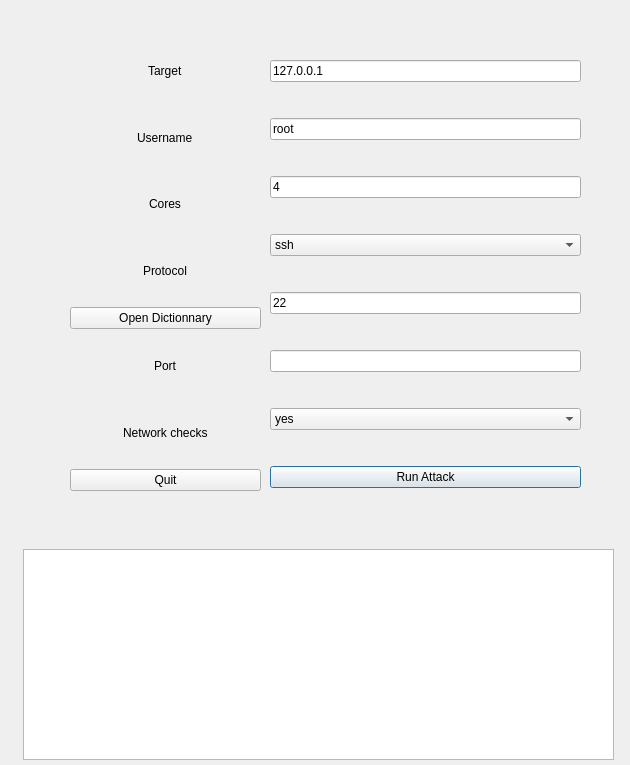
First picture: the form in gui/main.ui, repository simonbonnefoy/brute-forcer, before the edit.
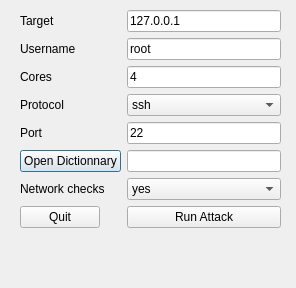
Second picture: the form after the edit.

Diff of the .ui file:
```diff
--- a/gui/main.ui
+++ b/gui/main.ui
@@ -6,8 +6,8 @@
    <rect>
     <x>0</x>
     <y>0</y>
-    <width>630</width>
-    <height>765</height>
+    <width>296</width>
+    <height>288</height>
    </rect>
   </property>
   <property name="windowTitle">
@@ -16,35 +16,63 @@
   <widget class="QWidget" name="verticalLayoutWidget">
    <property name="geometry">
     <rect>
-     <x>270</x>
-     <y>30</y>
-     <width>311</width>
-     <height>491</height>
+     <x>20</x>
+     <y>10</y>
+     <width>261</width>
+     <height>261</height>
     </rect>
    </property>
-   <layout class="QVBoxLayout" name="verticalLayout">
-    <item>
+   <layout class="QFormLayout" name="formLayout">
+    <item row="0" column="1">
      <widget class="QLineEdit" name="target">
       <property name="text">
        <string>127.0.0.1</string>
       </property>
      </widget>
     </item>
-    <item>
+    <item row="0" column="0">
+     <widget class="QLabel" name="label_10">
+      <property name="text">
+       <string>Target</string>
+      </property>
+     </widget>
+    </item>
+    <item row="1" column="0">
+     <widget class="QLabel" name="label_11">
+      <property name="text">
+       <string>Username</string>
+      </property>
+     </widget>
+    </item>
+    <item row="1" column="1">
      <widget class="QLineEdit" name="user">
       <property name="text">
        <string>root</string>
       </property>
      </widget>
     </item>
-    <item>
+    <item row="2" column="0">
+     <widget class="QLabel" name="label_6">
+      <property name="text">
+       <string>Cores</string>
+      </property>
+     </widget>
+    </item>
+    <item row="2" column="1">
      <widget class="QLineEdit" name="cores">
       <property name="text">
        <string>4</string>
       </property>
      </widget>
     </item>
-    <item>
+    <item row="3" column="0">
+     <widget class="QLabel" name="label_12">
+      <property name="text">
+       <string>Protocol</string>
+      </property>
+     </widget>
+    </item>
+    <item row="3" column="1">
      <widget class="QComboBox" name="protocol">
       <item>
        <property name="text">
@@ -58,17 +86,38 @@
       </item>
      </widget>
     </item>
-    <item>
+    <item row="4" column="0">
+     <widget class="QLabel" name="label_13">
+      <property name="text">
+       <string>Port</string>
+      </property>
+     </widget>
+    </item>
+    <item row="5" column="0">
+     <widget class="QPushButton" name="open_dictionnary">
+      <property name="text">
+       <string>Open Dictionnary</string>
+      </property>
+     </widget>
+    </item>
+    <item row="5" column="1">
+     <widget class="QLineEdit" name="password_file"/>
+    </item>
+    <item row="4" column="1">
      <widget class="QLineEdit" name="port">
       <property name="text">
        <string>22</string>
       </property>
      </widget>
     </item>
-    <item>
-     <widget class="QLineEdit" name="password_file"/>
+    <item row="6" column="0">
+     <widget class="QLabel" name="label_14">
+      <property name="text">
+       <string>Network checks</string>
+      </property>
+     </widget>
     </item>
-    <item>
+    <item row="6" column="1">
      <widget class="QComboBox" name="network_check">
       <item>
        <property name="text">
@@ -82,93 +131,22 @@
       </item>
      </widget>
     </item>
-    <item>
-     <widget class="QPushButton" name="RunAttack">
-      <property name="text">
-       <string>Run Attack</string>
-      </property>
-     </widget>
-    </item>
-   </layout>
-  </widget>
-  <widget class="QWidget" name="verticalLayoutWidget_2">
-   <property name="geometry">
-    <rect>
-     <x>70</x>
-     <y>40</y>
-     <width>191</width>
-     <height>451</height>
-    </rect>
-   </property>
-   <layout class="QVBoxLayout" name="verticalLayout_2">
-    <item alignment="Qt::AlignHCenter">
-     <widget class="QLabel" name="label_8">
-      <property name="text">
-       <string>Target</string>
-      </property>
-     </widget>
-    </item>
-    <item alignment="Qt::AlignHCenter">
-     <widget class="QLabel" name="label_9">
-      <property name="text">
-       <string>Username</string>
-      </property>
-     </widget>
-    </item>
-    <item alignment="Qt::AlignHCenter">
-     <widget class="QLabel" name="label_3">
-      <property name="text">
-       <string>Cores</string>
-      </property>
-     </widget>
-    </item>
-    <item alignment="Qt::AlignHCenter">
-     <widget class="QLabel" name="label_4">
-      <property name="text">
-       <string>Protocol</string>
-      </property>
-     </widget>
-    </item>
-    <item>
-     <widget class="QPushButton" name="open_dictionnary">
-      <property name="text">
-       <string>Open Dictionnary</string>
-      </property>
-     </widget>
-    </item>
-    <item alignment="Qt::AlignHCenter">
-     <widget class="QLabel" name="label_5">
-      <property name="text">
-       <string>Port</string>
-      </property>
-     </widget>
-    </item>
-    <item alignment="Qt::AlignHCenter">
-     <widget class="QLabel" name="label_7">
-      <property name="text">
-       <string>Network checks</string>
-      </property>
-     </widget>
-    </item>
-    <item>
+    <item row="7" column="0">
      <widget class="QPushButton" name="quit">
       <property name="text">
        <string>Quit</string>
       </property>
      </widget>
     </item>
+    <item row="7" column="1">
+     <widget class="QPushButton" name="RunAttack">
+      <property name="text">
+       <string>Run Attack</string>
+      </property>
+     </widget>
+    </item>
    </layout>
   </widget>
-  <widget class="QPlainTextEdit" name="log_window">
-   <property name="geometry">
-    <rect>
-     <x>23</x>
-     <y>549</y>
-     <width>591</width>
-     <height>211</height>
-    </rect>
-   </property>
-  </widget>
  </widget>
  <resources/>
  <connections/>
```
Left out of the diff: 2 changed lines with no effect on the pictures.
